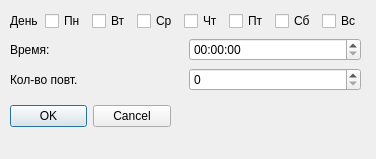
Old version of the form dialog.ui in the repository ittybe/parser-sites-with-gifts.
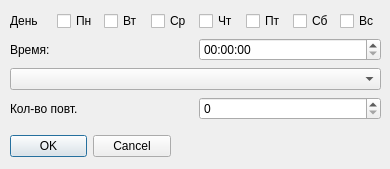
New version of the form.

```diff
--- a/dialog.ui
+++ b/dialog.ui
@@ -6,8 +6,8 @@
    <rect>
     <x>0</x>
     <y>0</y>
-    <width>376</width>
-    <height>159</height>
+    <width>390</width>
+    <height>169</height>
    </rect>
   </property>
   <property name="windowTitle">
@@ -17,7 +17,7 @@
    <property name="geometry">
     <rect>
      <x>10</x>
-     <y>100</y>
+     <y>130</y>
      <width>161</width>
      <height>32</height>
     </rect>
@@ -34,8 +34,8 @@
     <rect>
      <x>10</x>
      <y>10</y>
-     <width>351</width>
-     <height>83</height>
+     <width>371</width>
+     <height>115</height>
     </rect>
    </property>
    <layout class="QVBoxLayout" name="verticalLayout">
@@ -113,6 +113,9 @@
       </item>
      </layout>
     </item>
+    <item>
+     <widget class="QComboBox" name="comboBox"/>
+    </item>
     <item>
      <layout class="QHBoxLayout" name="horizontalLayout_2">
       <item>
```
